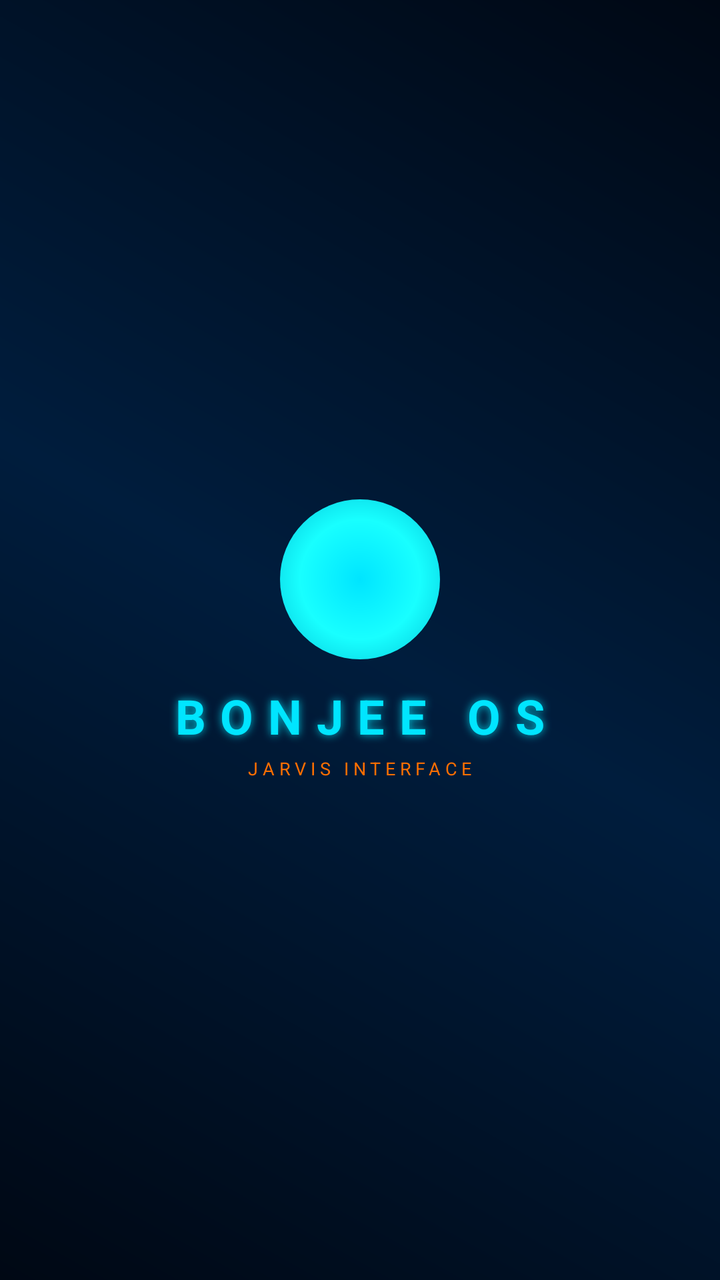
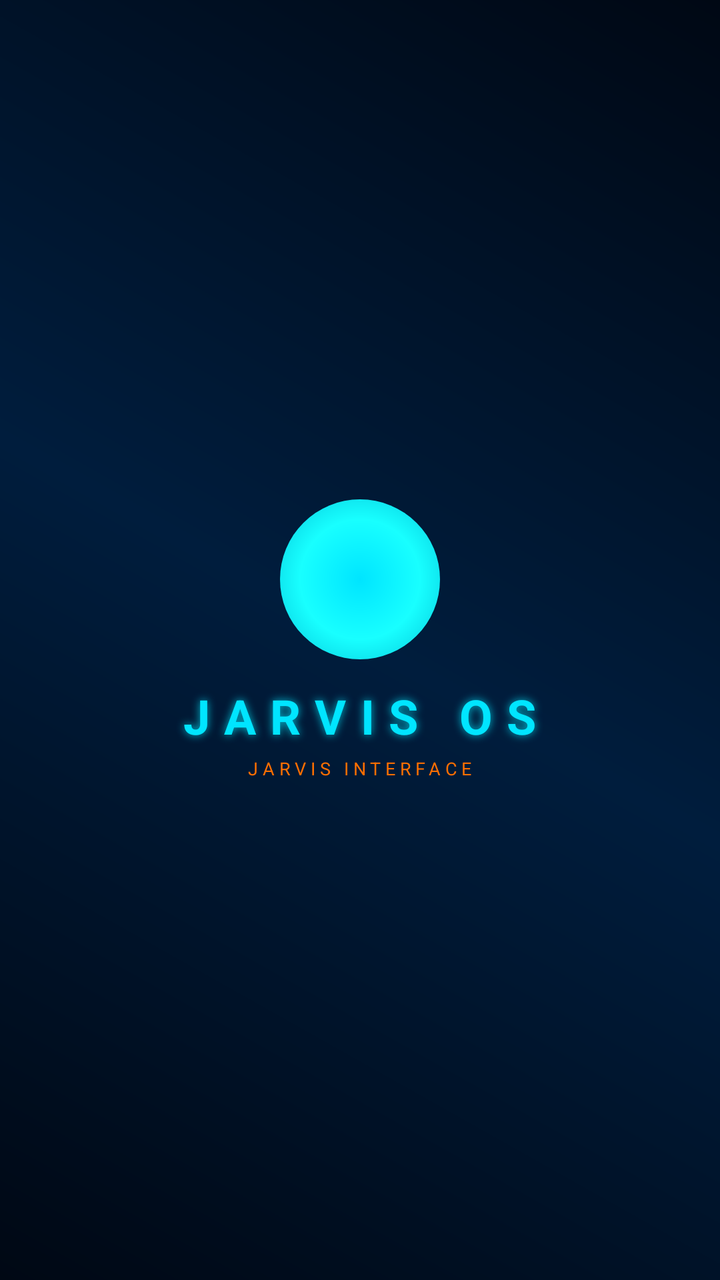

The first picture is an Android layout as it rendered before a commit; the second is the same layout after the commit. The layout source and the unified diff follow.
<!-- AndroidManifest.xml: application theme Theme.BonjeeNotifier -->
<!-- res/layout/nav_header.xml -->
<?xml version="1.0" encoding="utf-8"?>
<LinearLayout xmlns:android="http://schemas.android.com/apk/res/android"
    android:layout_width="match_parent"
    android:layout_height="200dp"
    android:background="@drawable/energy_field_bg"
    android:orientation="vertical"
    android:gravity="center"
    android:padding="16dp">

    <View
        android:layout_width="80dp"
        android:layout_height="80dp"
        android:background="@drawable/core_inner_glow" />

    <TextView
        android:layout_width="wrap_content"
        android:layout_height="wrap_content"
        android:text="BONJEE OS"
        android:textSize="24sp"
        android:textStyle="bold"
        android:textColor="@color/cyan"
        android:letterSpacing="0.3"
        android:layout_marginTop="12dp"
        android:shadowColor="@color/cyan_glow"
        android:shadowRadius="10" />

    <TextView
        android:layout_width="wrap_content"
        android:layout_height="wrap_content"
        android:text="JARVIS INTERFACE"
        android:textSize="9sp"
        android:textColor="@color/orange"
        android:letterSpacing="0.25"
        android:layout_marginTop="4dp" />
</LinearLayout>
<!-- resources referenced by this layout -->
<resources>
  <color name="cyan">#00e5ff</color>
  <color name="cyan_glow">#00bcd4</color>
  <color name="orange">#ff6f00</color>
  <!-- drawable core_inner_glow (drawable) -->
  <?xml version="1.0" encoding="utf-8"?>
  <shape xmlns:android="http://schemas.android.com/apk/res/android"
      android:shape="oval">
      <gradient
          android:gradientRadius="60dp"
          android:startColor="#00e5ff"
          android:centerColor="#18ffff"
          android:endColor="#00bcd4"
          android:type="radial" />
  </shape>
  <!-- drawable energy_field_bg (drawable) -->
  <?xml version="1.0" encoding="utf-8"?>
  <shape xmlns:android="http://schemas.android.com/apk/res/android">
      <gradient
          android:angle="45"
          android:startColor="#000814"
          android:centerColor="#001D3D"
          android:endColor="#000814"
          android:type="linear" />
  </shape>
  <style name="Theme.BonjeeNotifier" parent="Theme.MaterialComponents.DayNight.NoActionBar">
          <item name="colorPrimary">@color/cyan</item>
          <item name="colorPrimaryVariant">@color/cyan_bright</item>
          <item name="colorOnPrimary">@color/black</item>
          <item name="colorSecondary">@color/orange</item>
          <item name="colorSecondaryVariant">@color/orange_bright</item>
          <item name="colorOnSecondary">@color/black</item>
          <item name="android:statusBarColor">@color/bg_primary</item>
          <item name="android:navigationBarColor">@color/bg_primary</item>
          <item name="android:windowBackground">@color/bg_primary</item>
          <item name="colorSurface">@color/bg_card</item>
          <item name="colorOnSurface">@color/text_primary</item>
      </style>
  <color name="cyan_bright">#18ffff</color>
  <color name="black">#FF000000</color>
  <color name="orange_bright">#ff9100</color>
  <color name="bg_primary">#000814</color>
  <color name="bg_card">#000d1a</color>
  <color name="text_primary">#e0f7fa</color>
</resources>

<!-- the commit's change to res/layout/nav_header.xml (unified diff, before → after) -->
@@ -15,7 +15,7 @@
     <TextView
         android:layout_width="wrap_content"
         android:layout_height="wrap_content"
-        android:text="BONJEE OS"
+        android:text="JARVIS OS"
         android:textSize="24sp"
         android:textStyle="bold"
         android:textColor="@color/cyan"
